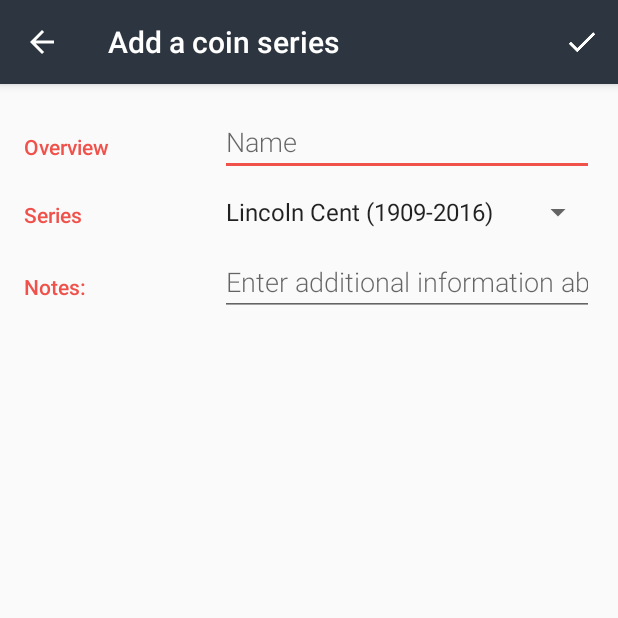
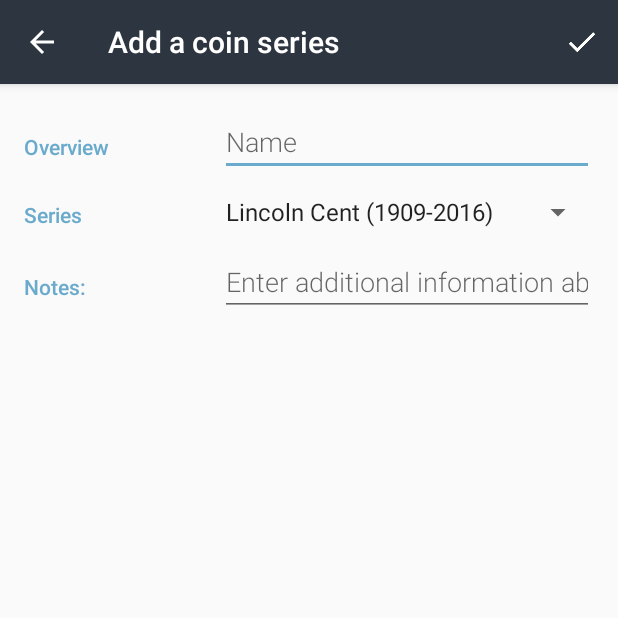
Before and after one commit to danpa600/CoinGrade2, an Android app: the EditorActivity screen opened directly, with no data from a screen before it, on a phone screen of 412 x 824 dp, the top half of it. Run offline under Robolectric (Android 15) with nearby library versions, the phone set to English and light mode, and no system bars.

Commit message:
Iteration 1 complete.

```diff
--- a/app/src/main/res/values/colors.xml
+++ b/app/src/main/res/values/colors.xml
@@ -12,13 +12,16 @@
 -->
 <resources>
     <!-- The app branding color for the app bar -->
-    <color name="colorPrimary">#F0514B</color>
+    <color name="colorPrimary">#FF33B5E5</color>
+    <!--color name="colorPrimary">#F0514B</color-->
 
     <!-- Darker variant for the status bar and contextual app bars -->
-    <color name="colorPrimaryDark">#C0403C</color>
+    <color name="colorPrimaryDark">#FF0099cc</color>
+    <!--color name="colorPrimaryDark">#C0403C</color-->
 
     <!-- Accent color for UI controls like checkboxes and text fields -->
-    <color name="colorAccent">#F0514B</color>
+    <color name="colorAccent">#ff6aaacc</color>
+    <!--color name="colorAccent">#F0514B</color-->
 
     <!-- Primary color for the editor -->
     <color name="editorColorPrimary">#2D3640</color>
```
